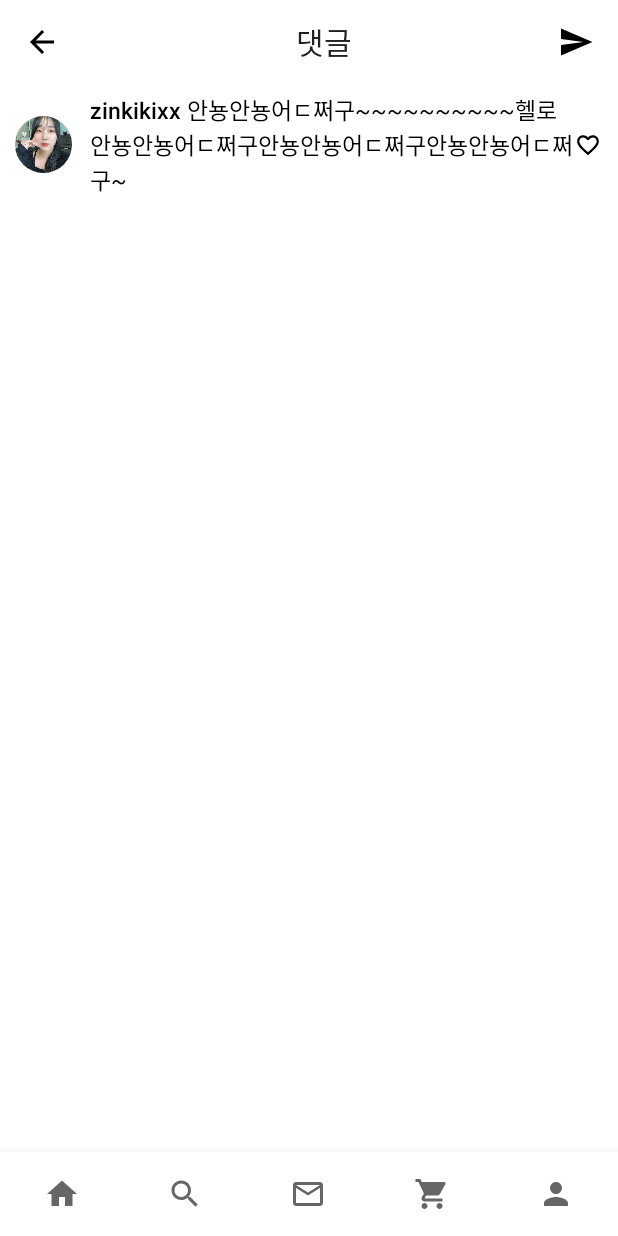
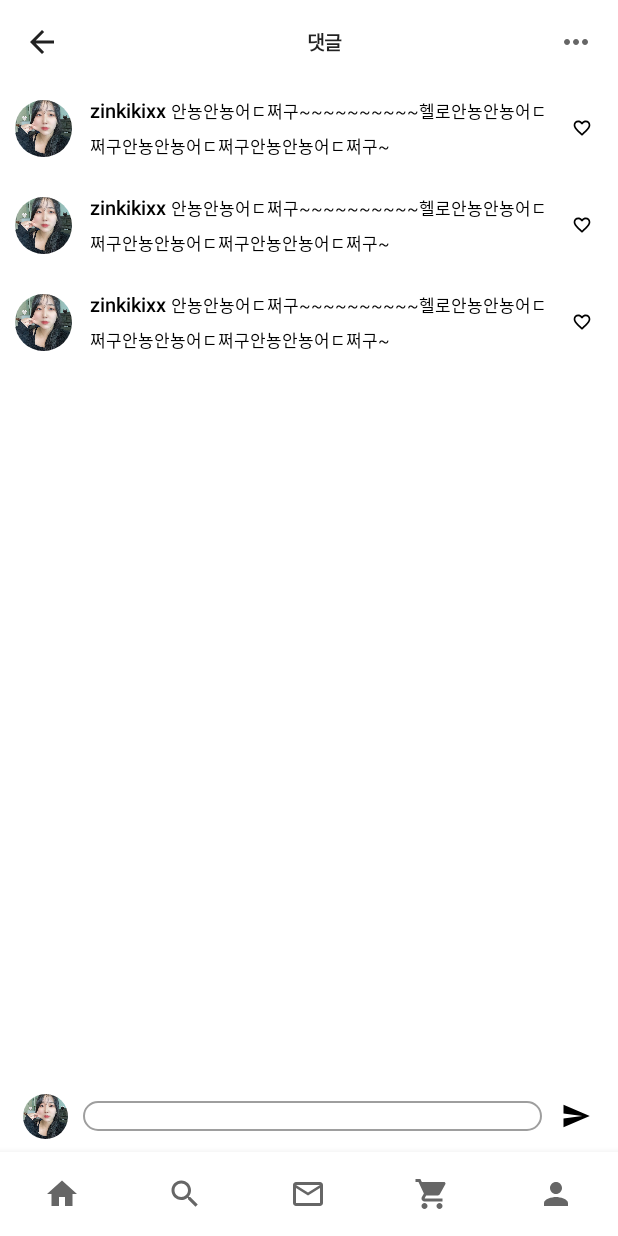
Before and after one commit to Google-Developer-Student-Clubs-TUK/Android-Study, an Android app built with Jetpack Compose: the MainActivity screen opened directly, with no data from a screen before it, after a tap on "comment", on a phone screen of 412 x 824 dp. Run offline under Robolectric (Android 15) with nearby library versions, the phone set to English and light mode, and no system bars; our stand-ins replace Firebase (no records; nobody signed in at launch, a user with empty details on screens opened directly), constraintlayout-compose.

Commit message:
feat: Comment UI 수정 및 댓글 달기 추가

```diff
--- a/GDSCandroidStudy/app/src/main/java/com/example/gdsc_androidstudy/data/Comment.kt
+++ b/GDSCandroidStudy/app/src/main/java/com/example/gdsc_androidstudy/data/CommentData.kt
@@ -1,8 +1,8 @@
 package com.example.gdsc_androidstudy.data
 
-data class Comment(
+data class CommentData(
     val postId: Int,
     val content: String,
     val userId: String,
-    val createdAt: Int
+    val createdAt: Long
 )
--- a/GDSCandroidStudy/app/src/main/java/com/example/gdsc_androidstudy/main/MainActivity.kt
+++ b/GDSCandroidStudy/app/src/main/java/com/example/gdsc_androidstudy/main/MainActivity.kt
@@ -66,7 +66,7 @@ fun Screen(startRoute: String, navController: NavHostController, modifier: Modif
             PostPage(navController)
         }
         composable("댓글") {
-            CommentScreen(postId = 1, navController)
+            CommentScreen(postId = 1, navHostController = navController)
         }
     }
 }
--- a/GDSCandroidStudy/app/src/main/java/com/example/gdsc_androidstudy/main/post/Comment.kt
+++ b/GDSCandroidStudy/app/src/main/java/com/example/gdsc_androidstudy/main/post/Comment.kt
@@ -2,16 +2,23 @@ package com.example.gdsc_androidstudy.main // ktlint-disable package-name
 
 import androidx.compose.foundation.Image
 import androidx.compose.foundation.layout.*
+import androidx.compose.foundation.lazy.LazyColumn
+import androidx.compose.foundation.lazy.items
 import androidx.compose.foundation.shape.CircleShape
+import androidx.compose.foundation.shape.RoundedCornerShape
+import androidx.compose.foundation.text.KeyboardActions
+import androidx.compose.foundation.text.KeyboardOptions
 import androidx.compose.material.*
 import androidx.compose.material.icons.Icons
 import androidx.compose.material.icons.filled.ArrowBack
 import androidx.compose.material.icons.filled.FavoriteBorder
+import androidx.compose.material.icons.filled.MoreVert
 import androidx.compose.material.icons.filled.Send
-import androidx.compose.runtime.Composable
+import androidx.compose.runtime.*
 import androidx.compose.ui.Alignment
 import androidx.compose.ui.Modifier
 import androidx.compose.ui.draw.clip
+import androidx.compose.ui.draw.rotate
 import androidx.compose.ui.graphics.Color
 import androidx.compose.ui.layout.ContentScale
 import androidx.compose.ui.res.painterResource
@@ -19,43 +26,46 @@ import androidx.compose.ui.text.ParagraphStyle
 import androidx.compose.ui.text.SpanStyle
 import androidx.compose.ui.text.buildAnnotatedString
 import androidx.compose.ui.text.font.FontWeight
+import androidx.compose.ui.text.input.ImeAction
 import androidx.compose.ui.text.style.TextAlign
 import androidx.compose.ui.text.withStyle
 import androidx.compose.ui.unit.dp
 import androidx.compose.ui.unit.sp
 import androidx.navigation.NavHostController
 import com.example.gdsc_androidstudy.R
+import com.example.gdsc_androidstudy.data.CommentData
+import com.example.gdsc_androidstudy.main.post.PostViewModel
+import com.google.firebase.auth.FirebaseAuth
 
 @Composable
-fun CommentScreen(postId: Int, navHostController: NavHostController) {
+fun CommentScreen(postId: Int, viewModel: PostViewModel = androidx.lifecycle.viewmodel.compose.viewModel(), navHostController: NavHostController) {
     Scaffold(topBar = {
         TopAppBar(
             title = {
-                Text("댓글", modifier = Modifier.fillMaxWidth(), textAlign = TextAlign.Center)
+                Text("댓글", modifier = Modifier.fillMaxWidth(), textAlign = TextAlign.Center, fontWeight = FontWeight.SemiBold, fontSize = 13.sp)
             },
             actions = {
                 IconButton(onClick = { /*TODO*/ }) {
-                    Icon(
-                        imageVector = Icons.Filled.Send,
-                        contentDescription = "",
-                        tint = Color.Black
-                    )
+                    Icon(imageVector = Icons.Filled.MoreVert, contentDescription = "menu", modifier = Modifier.rotate(90f))
                 }
             },
             navigationIcon = {
                 IconButton(onClick = navHostController::navigateUp) {
-                    Icon(
-                        imageVector = Icons.Filled.ArrowBack,
-                        contentDescription = "",
-                        tint = Color.Black
-                    )
+                    Icon(imageVector = Icons.Filled.ArrowBack, contentDescription = "back")
                 }
             },
             backgroundColor = Color.Transparent,
             elevation = 0.dp
         )
     }) {
-        CommentItem()
+        Column(modifier = Modifier.padding(it)) {
+            LazyColumn(modifier = Modifier.weight(1f), verticalArrangement = Arrangement.spacedBy(6.dp)) {
+                items(3) {
+                    CommentItem()
+                }
+            }
+            SendComment(viewModel = viewModel, postId = postId)
+        }
     }
 }
 
@@ -77,18 +87,76 @@ fun CommentItem() {
             Text(
                 buildAnnotatedString {
                     withStyle(style = ParagraphStyle(lineHeight = 23.sp)) {
-                        withStyle(style = SpanStyle(fontSize = 15.sp, fontWeight = FontWeight.SemiBold)) {
+                        withStyle(style = SpanStyle(fontSize = 13.sp, fontWeight = FontWeight.SemiBold)) {
                             append("zinkikixx ")
                         }
-                        withStyle(style = SpanStyle(fontSize = 15.sp)) {
+                        withStyle(style = SpanStyle(fontSize = 11.sp)) {
                             append("안뇽안뇽어ㄷ쩌구~~~~~~~~~~헬로안뇽안뇽어ㄷ쩌구안뇽안뇽어ㄷ쩌구안뇽안뇽어ㄷ쩌구~")
                         }
                     }
                 }
             )
         }
-        IconButton(onClick = { /*TODO*/ }, modifier = Modifier.size(20.dp)) {
-            Icon(imageVector = Icons.Filled.FavoriteBorder, contentDescription = "", modifier = Modifier.size(17.dp))
+        IconButton(onClick = { /*TODO*/ }, modifier = Modifier.width(30.dp)) {
+            Icon(imageVector = Icons.Filled.FavoriteBorder, contentDescription = "", modifier = Modifier.size(13.dp))
         }
     }
 }
+
+@Composable
+fun SendComment(viewModel: PostViewModel, postId: Int, modifier: Modifier = Modifier) {
+    var sendMessage by remember {
+        mutableStateOf("")
+    }
+    val userId = FirebaseAuth.getInstance().currentUser?.uid
+    Row(modifier = Modifier.fillMaxWidth().padding(bottom = 60.dp, start = 15.dp, end = 15.dp).height(40.dp), verticalAlignment = Alignment.CenterVertically) {
+        Image(
+            painter = painterResource(id = R.drawable.profile),
+            contentScale = ContentScale.Crop,
+            contentDescription = "userImage",
+            modifier = Modifier
+                .clip(CircleShape)
+                .size(
+                    30.dp
+                )
+        )
+        OutlinedTextField(
+            value = sendMessage,
+            onValueChange = { sendMessage = it },
+            modifier = Modifier
+                .weight(1f)
+                .padding(10.dp).height(47.dp),
+            shape = RoundedCornerShape(30.dp),
+            keyboardOptions = KeyboardOptions(
+                imeAction = ImeAction.Send
+            ),
+            keyboardActions = KeyboardActions(
+                onSend = {
+                    // 메세지 보내기
+                    if (sendMessage.isNotEmpty()) {
+                        val now = System.currentTimeMillis()
+                        val message = CommentData(postId, sendMessage, userId!!, now)
+                        sendMessage = ""
+                    }
+                }
+            )
+        )
+        IconButton(
+            onClick = {
+                // 메세지 보내기
+                if (sendMessage.isNotEmpty()) {
+                    val now = System.currentTimeMillis()
+                    val message = CommentData(postId, sendMessage, userId!!, now)
+                    sendMessage = ""
+                }
+            },
+            modifier = Modifier.size(25.dp)
+        ) {
+            Icon(
+                imageVector = Icons.Filled.Send,
+                contentDescription = "보내기",
+                modifier = Modifier.size(20.dp)
+            )
+        }
+    }
+}
```
Also changed, not shown: GDSCandroidStudy/app/src/main/java/com/example/gdsc_androidstudy/main/MyPage.kt (+7 -8 lines).
